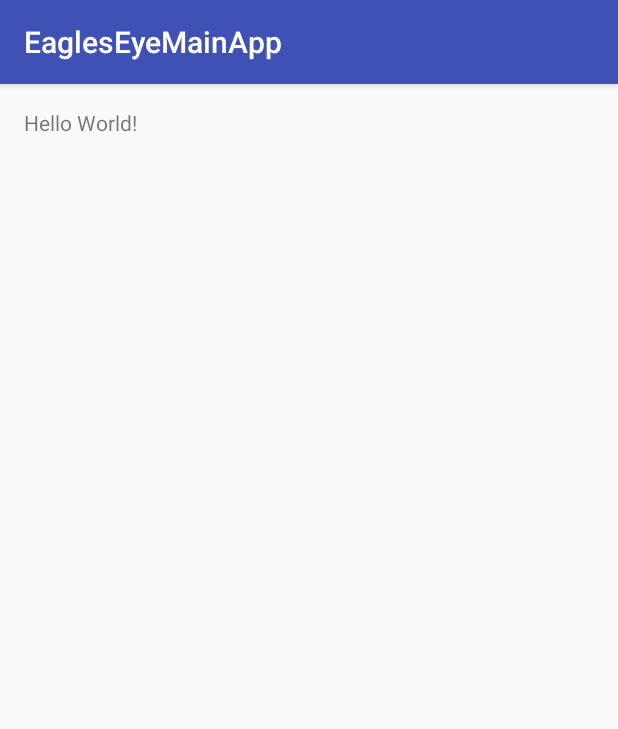
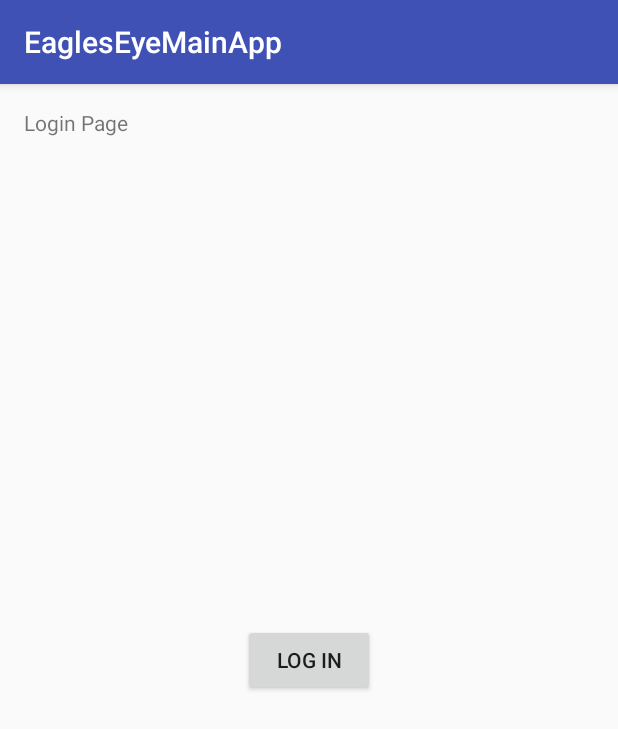
Before and after one commit to shaikarshad/EaglesEyeMainApp, an Android app: the screen it shows after launch (StartActivity), on a phone screen of 412 x 824 dp. Shown: the top 729 px of the screen. Run offline under Robolectric (Android 15) with nearby library versions, the phone set to English and light mode, and no system bars.

```diff
--- a/app/build.gradle
+++ b/app/build.gradle
@@ -10,6 +10,7 @@ android {
         versionCode 1
         versionName "1.0"
         testInstrumentationRunner "android.support.test.runner.AndroidJUnitRunner"
+        multiDexEnabled true
     }
     buildTypes {
         release {
@@ -20,10 +21,13 @@ android {
 }
 
 dependencies {
-    compile fileTree(dir: 'libs', include: ['*.jar'])
+    compile fileTree(include: ['*.jar'], dir: 'libs')
     androidTestCompile('com.android.support.test.espresso:espresso-core:2.2.2', {
         exclude group: 'com.android.support', module: 'support-annotations'
     })
     compile 'com.android.support:appcompat-v7:25.2.0'
     testCompile 'junit:junit:4.12'
+    compile 'com.google.android.gms:play-services:10.2.0'
+    compile 'com.android.support:multidex:1.0.1'
+    compile 'com.android.support:design:25.2.0'
 }
--- a/app/src/main/java/com/base/ours/eagleseyemainapp/StartActivity.java
+++ b/app/src/main/java/com/base/ours/eagleseyemainapp/StartActivity.java
@@ -1,13 +1,45 @@
 package com.base.ours.eagleseyemainapp;
 
+import android.content.Context;
+import android.content.Intent;
+import android.support.design.widget.CoordinatorLayout;
+import android.support.design.widget.Snackbar;
+import android.support.multidex.MultiDex;
 import android.support.v7.app.AppCompatActivity;
 import android.os.Bundle;
+import android.view.MenuItem;
+import android.view.View;
+import android.widget.Button;
+
+import com.google.android.gms.maps.GoogleMap;
 
 public class StartActivity extends AppCompatActivity {
+    GoogleMap mMap;
+    private CoordinatorLayout coordinatorLayout;
+
+    @Override
+    protected void attachBaseContext(Context context) {
+        super.attachBaseContext(context);
+        MultiDex.install(this);
+    }
+
+    @Override
+    public boolean onOptionsItemSelected(MenuItem item) {
+
+        return super.onOptionsItemSelected(item);
+    }
 
     @Override
     protected void onCreate(Bundle savedInstanceState) {
         super.onCreate(savedInstanceState);
         setContentView(R.layout.activity_start);
+        Button logInButton= (Button) findViewById(R.id.logInButton);
+        logInButton.setOnClickListener(new View.OnClickListener(){
+            public void onClick(View view){
+                Intent intent = new Intent(StartActivity.this, MapsActivity.class);
+                startActivity(intent);
+            }
+        });
     }
+
 }
--- a/app/src/main/res/layout/activity_start.xml
+++ b/app/src/main/res/layout/activity_start.xml
@@ -13,5 +13,14 @@
     <TextView
         android:layout_width="wrap_content"
         android:layout_height="wrap_content"
-        android:text="Hello World!" />
+        android:text="Login Page" />
+
+    <Button
+        android:text="Log In"
+        android:layout_width="wrap_content"
+        android:layout_height="wrap_content"
+        android:layout_centerVertical="true"
+        android:layout_centerHorizontal="true"
+        android:id="@+id/logInButton"
+        android:onClick="goToMap(StartActivity)" />
 </RelativeLayout>
```
Also changed, not shown: app/src/main/AndroidManifest.xml (+22 -0 lines), app/src/main/java/com/base/ours/eagleseyemainapp/MapsActivity.java (added, +46 -0 lines), app/src/main/res/layout/activity_maps.xml (added, +8 -0 lines).
